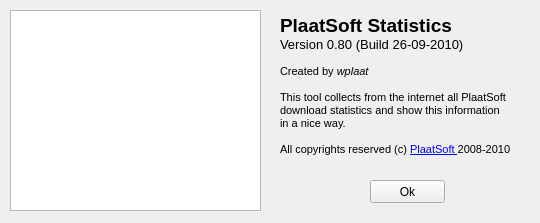
Before: the Qt Designer form src/about.ui in plaatsoft/plaatstats, drawn with Qt 5.
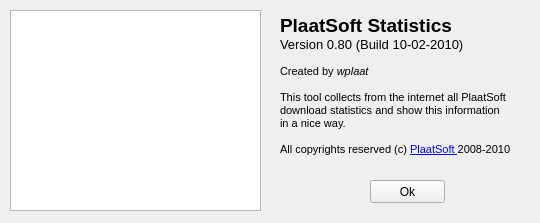
After: the same form once the commit is applied.

```diff
--- a/src/about.ui
+++ b/src/about.ui
@@ -38,7 +38,7 @@
 p, li { white-space: pre-wrap; }
 &lt;/style&gt;&lt;/head&gt;&lt;body style=&quot; font-family:'MS Shell Dlg 2'; font-size:8.25pt; font-weight:400; font-style:normal;&quot;&gt;
 &lt;p style=&quot; margin-top:0px; margin-bottom:0px; margin-left:0px; margin-right:0px; -qt-block-indent:0; text-indent:0px;&quot;&gt;&lt;span style=&quot; font-size:14pt; font-weight:600;&quot;&gt;PlaatSoft Statistics&lt;/span&gt;&lt;/p&gt;
-&lt;p style=&quot; margin-top:0px; margin-bottom:0px; margin-left:0px; margin-right:0px; -qt-block-indent:0; text-indent:0px;&quot;&gt;&lt;span style=&quot; font-size:10pt;&quot;&gt;Version 0.80 (Build 26-09-2010)&lt;/span&gt;&lt;/p&gt;
+&lt;p style=&quot; margin-top:0px; margin-bottom:0px; margin-left:0px; margin-right:0px; -qt-block-indent:0; text-indent:0px;&quot;&gt;&lt;span style=&quot; font-size:10pt;&quot;&gt;Version 0.80 (Build 10-02-2010)&lt;/span&gt;&lt;/p&gt;
 &lt;p style=&quot; margin-top:0px; margin-bottom:0px; margin-left:0px; margin-right:0px; -qt-block-indent:0; text-indent:0px;&quot;&gt;&lt;span style=&quot; font-size:8pt;&quot;&gt;          &lt;/span&gt;&lt;/p&gt;
 &lt;p style=&quot; margin-top:0px; margin-bottom:0px; margin-left:0px; margin-right:0px; -qt-block-indent:0; text-indent:0px;&quot;&gt;&lt;span style=&quot; font-size:8pt;&quot;&gt;Created by &lt;/span&gt;&lt;span style=&quot; font-size:8pt; font-style:italic;&quot;&gt;wplaat&lt;/span&gt;&lt;/p&gt;
 &lt;p style=&quot; margin-top:0px; margin-bottom:0px; margin-left:0px; margin-right:0px; -qt-block-indent:0; text-indent:0px;&quot;&gt;&lt;span style=&quot; font-size:8pt;&quot;&gt;       &lt;/span&gt;&lt;/p&gt;
```
